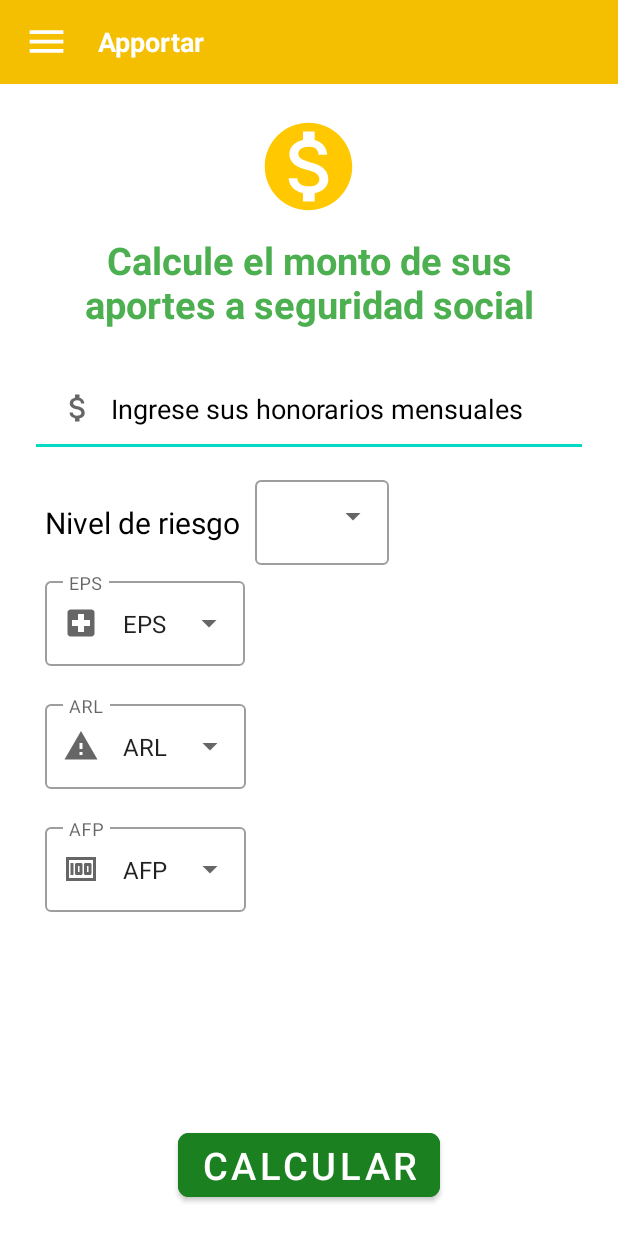
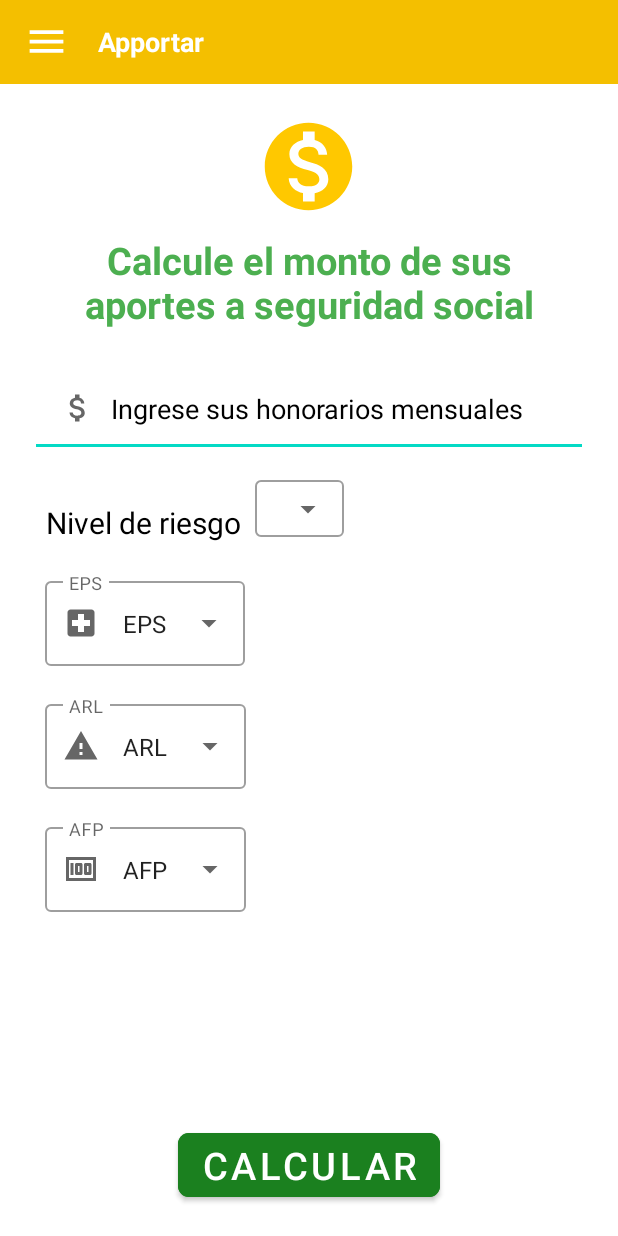
Before and after one commit to luiscortescastro/ss, an Android app: the screen it shows after launch once a user with an empty profile is signed in (MainActivity), on a phone screen of 412 x 824 dp. Run offline under Robolectric (Android 15) with nearby library versions, the phone set to English and light mode, and no system bars; our stand-ins replace Firebase (no records; nobody signed in at launch, a user with empty details on screens opened directly), navigation-ui.

Commit message:
Corrección

```diff
--- a/app/src/main/java/com/example/ss/CalculoFragment.kt
+++ b/app/src/main/java/com/example/ss/CalculoFragment.kt
@@ -46,7 +46,7 @@ class CalculoFragment : Fragment() {
         //ingresos.inputType = InputType.TYPE_CLASS_NUMBER
 
         riesgo = view.findViewById(R.id.dropLevel)
-        riesgo.inputType = InputType.TYPE_NULL
+        riesgo.inputType = InputType.TYPE_CLASS_NUMBER
         riesgo.showSoftInputOnFocus = false
 
 
--- a/app/src/main/res/layout/fragment_calculo.xml
+++ b/app/src/main/res/layout/fragment_calculo.xml
@@ -57,7 +57,9 @@
         android:layout_marginTop="20dp"
         android:layout_marginEnd="30dp"
         android:layout_marginBottom="20dp"
+        android:focusable="false"
         android:gravity="center"
+        android:inputType="none|number"
         android:text="Nivel de riesgo"
         android:textColor="@color/black"
         android:textSize="20sp"
@@ -66,16 +68,16 @@
     <com.google.android.material.textfield.TextInputLayout
         android:id="@+id/risk"
         style="@style/Widget.MaterialComponents.TextInputLayout.OutlinedBox.ExposedDropdownMenu"
-        android:layout_width="wrap_content"
-        android:layout_height="wrap_content"
+        android:layout_width="59dp"
+        android:layout_height="43dp"
         android:layout_below="@id/ingresos"
-        android:layout_marginStart="170dp">
+        android:layout_marginStart="170dp"
+        android:focusable="true">
 
         <AutoCompleteTextView
             android:id="@+id/dropLevel"
             android:layout_width="wrap_content"
             android:layout_height="wrap_content"
-            android:autoText="false"
             android:inputType="none" />
 
     </com.google.android.material.textfield.TextInputLayout>
```
